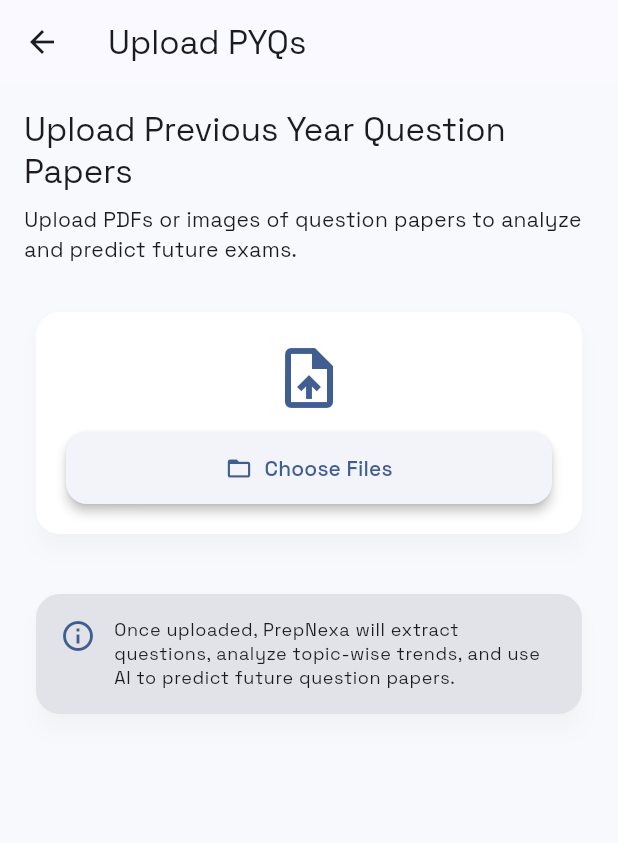
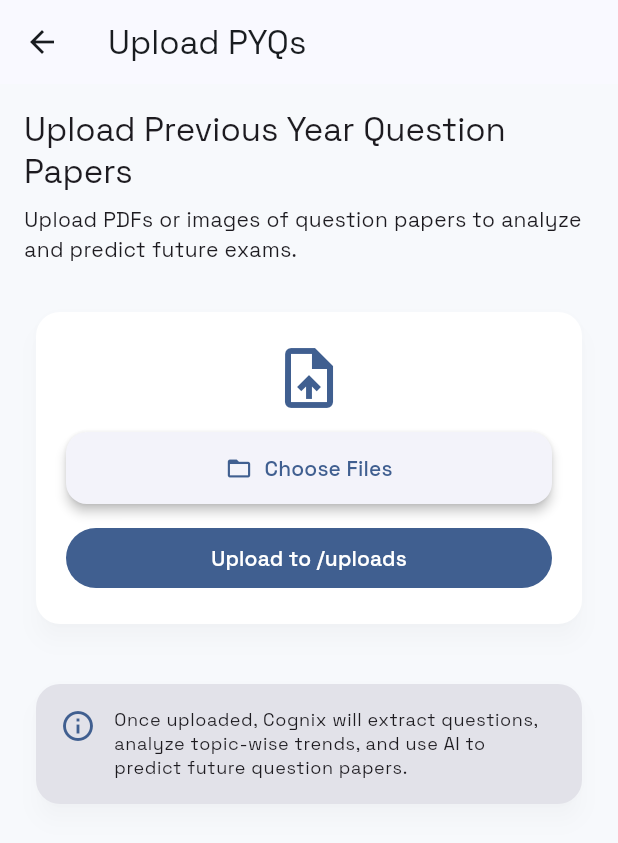
Before and after one commit to IT-LAPL/prepnexa-frontend, a Flutter app: the UploadPyqsScreen screen opened by its route, on a phone screen of 412 x 824 dp. Shown: the top 843 px of the screen. Run offline on Flutter 3.47's test engine with Material 3 defaults, Android fonts, the phone set to English and light mode, and no system bars; our stand-ins replace file_picker, google_fonts; network calls fail.

Commit message:
renamed: prepnexa -> cognix

```diff
--- a/lib/auth/auth_service.dart
+++ b/lib/auth/auth_service.dart
@@ -9,7 +9,7 @@ class AuthService {
   static const String _baseUrl = 'https://prepnexa-api.stpindia.org';
   // change to http://localhost:8000 for local dev
 
-  String? accessToken;
+  String? accessToken = 'demo-token-abc123';
   String? email;
   String? name;
   bool isLoggedIn = false;
--- a/lib/auth/sign_in_screen.dart
+++ b/lib/auth/sign_in_screen.dart
@@ -64,7 +64,7 @@ class _SignInScreenState extends State<SignInScreen> {
                     color: theme.colorScheme.primary,
                   ),
                   const SizedBox(height: 12),
-                  Text('PrepNexa', style: theme.textTheme.headlineSmall),
+                    Text('Cognix', style: theme.textTheme.headlineSmall),
                   const SizedBox(height: 4),
                   Text(
                     'Prepare smarter. Predict better.',
--- a/lib/auth/sign_up_screen.dart
+++ b/lib/auth/sign_up_screen.dart
@@ -94,10 +94,10 @@ class _SignUpScreenState extends State<SignUpScreen> {
                   const SizedBox(height: 12),
                   Text('Create Account', style: theme.textTheme.headlineSmall),
                   const SizedBox(height: 4),
-                  Text(
-                    'Start your PrepNexa journey',
-                    style: theme.textTheme.bodyMedium,
-                  ),
+                    Text(
+                      'Start your Cognix journey',
+                      style: theme.textTheme.bodyMedium,
+                    ),
                 ],
               ),
 
--- a/lib/dashboard/dashboard_screen.dart
+++ b/lib/dashboard/dashboard_screen.dart
@@ -13,7 +13,7 @@ class DashboardScreen extends StatelessWidget {
 
     return Scaffold(
       appBar: AppBar(
-        title: const Text('PrepNexa'),
+        title: const Text('Cognix'),
         centerTitle: true,
         actions: [
           IconButton(
@@ -122,7 +122,7 @@ const List<_DashboardItem> _items = [
     icon: Icons.upload_file,
     title: 'Upload PYQs',
     subtitle: 'Add previous papers',
-    route: '/upload-pyqs',
+    route: '/uploads',
   ),
   _DashboardItem(
     icon: Icons.bar_chart,
--- a/lib/main.dart
+++ b/lib/main.dart
@@ -29,7 +29,7 @@ class _PrepNexaAppState extends State<PrepNexaApp> {
     return MaterialApp(
       navigatorKey: _navKey,
       debugShowCheckedModeBanner: false,
-      title: 'PrepNexa',
+      title: 'Cognix',
       theme: AppTheme.lightTheme(ThemeData()).copyWith(
         textTheme: GoogleFonts.spaceGroteskTextTheme(
           ThemeData(useMaterial3: true).textTheme,
@@ -41,6 +41,7 @@ class _PrepNexaAppState extends State<PrepNexaApp> {
         '/signup': (c) => SignUpScreen(onSignedUp: _onAuthChanged),
         '/dashboard': (c) => DashboardScreen(onLogout: _onLogout),
         '/upload-pyqs': (c) => const UploadPyqsScreen(),
+        '/uploads': (c) => const UploadPyqsScreen(),
       },
     );
   }
--- a/lib/upload/upload_pyqs_screen.dart
+++ b/lib/upload/upload_pyqs_screen.dart
@@ -1,5 +1,7 @@
 import 'package:flutter/material.dart';
 import 'package:file_picker/file_picker.dart';
+import 'package:http/http.dart' as http;
+import '../auth/auth_service.dart';
 
 class UploadPyqsScreen extends StatefulWidget {
   const UploadPyqsScreen({Key? key}) : super(key: key);
@@ -10,6 +12,11 @@ class UploadPyqsScreen extends StatefulWidget {
 
 class _UploadPyqsScreenState extends State<UploadPyqsScreen> {
   List<PlatformFile> _selectedFiles = [];
+  bool _uploading = false;
+
+  // fixed values requested
+  static const String _examId = 'd57b0541-dcb1-4784-893b-f676dd766f2c';
+  static const String _year = '2023';
 
   Future<void> _pickFiles() async {
     final result = await FilePicker.platform.pickFiles(
@@ -22,6 +29,54 @@ class _UploadPyqsScreenState extends State<UploadPyqsScreen> {
       setState(() {
         _selectedFiles = result.files;
       });
+    }
+  }
+
+  Future<void> _uploadFiles() async {
+    if (_selectedFiles.isEmpty) {
+      ScaffoldMessenger.of(context).showSnackBar(const SnackBar(content: Text('No files selected')));
+      return;
+    }
+
+    setState(() => _uploading = true);
+
+    try {
+      final auth = AuthService.instance;
+      final uri = Uri.parse('https://prepnexa-api.stpindia.org/uploads');
+
+      final request = http.MultipartRequest('POST', uri);
+
+      // Add Authorization header
+      if (auth.accessToken != null) {
+        request.headers['Authorization'] = 'Bearer ${auth.accessToken}';
+      }
+
+      // Add fields
+      request.fields['exam_id'] = _examId;
+      request.fields['year'] = _year;
+
+      // Attach files
+      for (var pf in _selectedFiles) {
+        if (pf.bytes != null) {
+          request.files.add(http.MultipartFile.fromBytes('files', pf.bytes!, filename: pf.name));
+        } else if (pf.path != null) {
+          request.files.add(await http.MultipartFile.fromPath('files', pf.path!, filename: pf.name));
+        }
+      }
+
+      final streamed = await request.send();
+      final res = await http.Response.fromStream(streamed);
+
+      if (res.statusCode == 200 || res.statusCode == 201) {
+        ScaffoldMessenger.of(context).showSnackBar(const SnackBar(content: Text('Upload successful')));
+        setState(() => _selectedFiles = []);
+      } else {
+        ScaffoldMessenger.of(context).showSnackBar(SnackBar(content: Text('Upload failed: ${res.statusCode}')));
+      }
+    } catch (e) {
+      ScaffoldMessenger.of(context).showSnackBar(SnackBar(content: Text('Upload error: $e')));
+    } finally {
+      setState(() => _uploading = false);
     }
   }
 
@@ -77,6 +132,20 @@ class _UploadPyqsScreenState extends State<UploadPyqsScreen> {
                             borderRadius: BorderRadius.circular(14),
                           ),
                         ),
+                      ),
+
+                      const SizedBox(height: 12),
+                      Row(
+                        children: [
+                          Expanded(
+                            child: FilledButton(
+                              onPressed: _uploading ? null : _uploadFiles,
+                              child: _uploading
+                                  ? SizedBox(height: 18, width: 18, child: CircularProgressIndicator(strokeWidth: 2, color: theme.colorScheme.onPrimary))
+                                  : const Text('Upload to /uploads'),
+                            ),
+                          ),
+                        ],
                       ),
 
                       if (_selectedFiles.isNotEmpty) ...[
@@ -144,7 +213,7 @@ class _UploadPyqsScreenState extends State<UploadPyqsScreen> {
                       const SizedBox(width: 12),
                       Expanded(
                         child: Text(
-                          'Once uploaded, PrepNexa will extract questions, analyze topic-wise trends, and use AI to predict future question papers.',
+                          'Once uploaded, Cognix will extract questions, analyze topic-wise trends, and use AI to predict future question papers.',
                           style: theme.textTheme.bodySmall,
                         ),
                       ),
```
Also changed, not shown: 8 other files.
